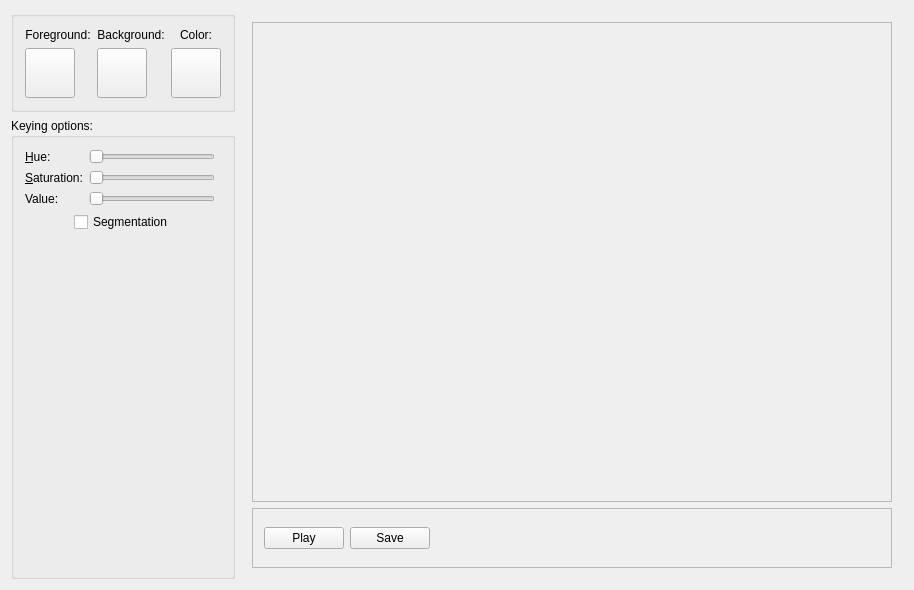
Qt form mainwidget.ui (k8/ChromaKey) before a commit.
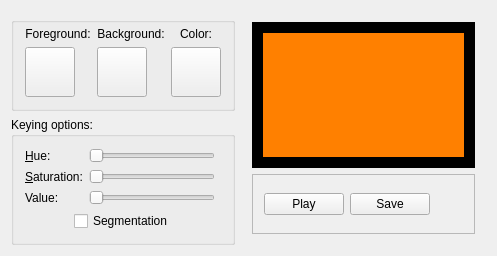
The same form after that commit. Custom widgets are drawn as their Qt base class.

Patch:
```diff
--- a/mainwidget.ui
+++ b/mainwidget.ui
@@ -6,8 +6,8 @@
    <rect>
     <x>0</x>
     <y>0</y>
-    <width>894</width>
-    <height>557</height>
+    <width>497</width>
+    <height>254</height>
    </rect>
   </property>
   <property name="sizePolicy">
@@ -35,7 +35,16 @@
       </size>
      </property>
      <layout class="QVBoxLayout" name="verticalLayout_3">
-      <property name="margin">
+      <property name="leftMargin">
+       <number>0</number>
+      </property>
+      <property name="topMargin">
+       <number>6</number>
+      </property>
+      <property name="rightMargin">
+       <number>0</number>
+      </property>
+      <property name="bottomMargin">
        <number>0</number>
       </property>
       <item>
@@ -47,6 +56,9 @@
          </sizepolicy>
         </property>
         <layout class="QHBoxLayout" name="horizontalLayout_2">
+         <property name="topMargin">
+          <number>4</number>
+         </property>
          <item>
           <layout class="QGridLayout" name="gridLayout_3">
            <item row="0" column="2">
@@ -304,37 +316,876 @@
     <widget class="QWidget" name="widget_2" native="true">
      <layout class="QVBoxLayout" name="verticalLayout">
       <item>
-       <widget class="MovieLabel" name="movieLabel">
-        <property name="sizePolicy">
-         <sizepolicy hsizetype="Preferred" vsizetype="Preferred">
-          <horstretch>0</horstretch>
-          <verstretch>0</verstretch>
-         </sizepolicy>
-        </property>
-        <property name="minimumSize">
-         <size>
-          <width>640</width>
-          <height>480</height>
-         </size>
+       <widget class="MovieContainer" name="movieContainer">
+        <property name="palette">
+         <palette>
+          <active>
+           <colorrole role="WindowText">
+            <brush brushstyle="SolidPattern">
+             <color alpha="255">
+              <red>255</red>
+              <green>255</green>
+              <blue>255</blue>
+             </color>
+            </brush>
+           </colorrole>
+           <colorrole role="Button">
+            <brush brushstyle="SolidPattern">
+             <color alpha="255">
+              <red>0</red>
+              <green>0</green>
+              <blue>0</blue>
+             </color>
+            </brush>
+           </colorrole>
+           <colorrole role="Light">
+            <brush brushstyle="SolidPattern">
+             <color alpha="255">
+              <red>0</red>
+              <green>0</green>
+              <blue>0</blue>
+             </color>
+            </brush>
+           </colorrole>
+           <colorrole role="Midlight">
+            <brush brushstyle="SolidPattern">
+             <color alpha="255">
+              <red>0</red>
+              <green>0</green>
+              <blue>0</blue>
+             </color>
+            </brush>
+           </colorrole>
+           <colorrole role="Dark">
+            <brush brushstyle="SolidPattern">
+             <color alpha="255">
+              <red>0</red>
+              <green>0</green>
+              <blue>0</blue>
+             </color>
+            </brush>
+           </colorrole>
+           <colorrole role="Mid">
+            <brush brushstyle="SolidPattern">
+             <color alpha="255">
+              <red>0</red>
+              <green>0</green>
+              <blue>0</blue>
+             </color>
+            </brush>
+           </colorrole>
+           <colorrole role="Text">
+            <brush brushstyle="SolidPattern">
+             <color alpha="255">
+              <red>255</red>
+              <green>255</green>
+              <blue>255</blue>
+             </color>
+            </brush>
+           </colorrole>
+           <colorrole role="BrightText">
+            <brush brushstyle="SolidPattern">
+             <color alpha="255">
+              <red>255</red>
+              <green>255</green>
+              <blue>255</blue>
+             </color>
+            </brush>
+           </colorrole>
+           <colorrole role="ButtonText">
+            <brush brushstyle="SolidPattern">
+             <color alpha="255">
+              <red>255</red>
+              <green>255</green>
+              <blue>255</blue>
+             </color>
+            </brush>
+           </colorrole>
+           <colorrole role="Base">
+            <brush brushstyle="SolidPattern">
+             <color alpha="255">
+              <red>0</red>
+              <green>0</green>
+              <blue>0</blue>
+             </color>
+            </brush>
+           </colorrole>
+           <colorrole role="Window">
+            <brush brushstyle="SolidPattern">
+             <color alpha="255">
+              <red>0</red>
+              <green>0</green>
+              <blue>0</blue>
+             </color>
+            </brush>
+           </colorrole>
+           <colorrole role="Shadow">
+            <brush brushstyle="SolidPattern">
+             <color alpha="255">
+              <red>0</red>
+              <green>0</green>
+              <blue>0</blue>
+             </color>
+            </brush>
+           </colorrole>
+           <colorrole role="AlternateBase">
+            <brush brushstyle="SolidPattern">
+             <color alpha="255">
+              <red>0</red>
+              <green>0</green>
+              <blue>0</blue>
+             </color>
+            </brush>
+           </colorrole>
+           <colorrole role="ToolTipBase">
+            <brush brushstyle="SolidPattern">
+             <color alpha="255">
+              <red>255</red>
+              <green>255</green>
+              <blue>220</blue>
+             </color>
+            </brush>
+           </colorrole>
+           <colorrole role="ToolTipText">
+            <brush brushstyle="SolidPattern">
+             <color alpha="255">
+              <red>0</red>
+              <green>0</green>
+              <blue>0</blue>
+             </color>
+            </brush>
+           </colorrole>
+          </active>
+          <inactive>
+           <colorrole role="WindowText">
+            <brush brushstyle="SolidPattern">
+             <color alpha="255">
+              <red>255</red>
+              <green>255</green>
+              <blue>255</blue>
+             </color>
+            </brush>
+           </colorrole>
+           <colorrole role="Button">
+            <brush brushstyle="SolidPattern">
+             <color alpha="255">
+              <red>0</red>
+              <green>0</green>
+              <blue>0</blue>
+             </color>
+            </brush>
+           </colorrole>
+           <colorrole role="Light">
+            <brush brushstyle="SolidPattern">
+             <color alpha="255">
+              <red>0</red>
+              <green>0</green>
+              <blue>0</blue>
+             </color>
+            </brush>
+           </colorrole>
+           <colorrole role="Midlight">
+            <brush brushstyle="SolidPattern">
+             <color alpha="255">
+              <red>0</red>
+              <green>0</green>
+              <blue>0</blue>
+             </color>
+            </brush>
+           </colorrole>
+           <colorrole role="Dark">
+            <brush brushstyle="SolidPattern">
+             <color alpha="255">
+              <red>0</red>
+              <green>0</green>
+              <blue>0</blue>
+             </color>
+            </brush>
+           </colorrole>
+           <colorrole role="Mid">
+            <brush brushstyle="SolidPattern">
+             <color alpha="255">
+              <red>0</red>
+              <green>0</green>
+              <blue>0</blue>
+             </color>
+            </brush>
+           </colorrole>
+           <colorrole role="Text">
+            <brush brushstyle="SolidPattern">
+             <color alpha="255">
+              <red>255</red>
+              <green>255</green>
+              <blue>255</blue>
+             </color>
+            </brush>
+           </colorrole>
+           <colorrole role="BrightText">
+            <brush brushstyle="SolidPattern">
+             <color alpha="255">
+              <red>255</red>
+              <green>255</green>
+              <blue>255</blue>
+             </color>
+            </brush>
+           </colorrole>
+           <colorrole role="ButtonText">
+            <brush brushstyle="SolidPattern">
+             <color alpha="255">
+              <red>255</red>
+              <green>255</green>
+              <blue>255</blue>
+             </color>
+            </brush>
+           </colorrole>
+           <colorrole role="Base">
+            <brush brushstyle="SolidPattern">
+             <color alpha="255">
+              <red>0</red>
+              <green>0</green>
+              <blue>0</blue>
+             </color>
+            </brush>
+           </colorrole>
+           <colorrole role="Window">
+            <brush brushstyle="SolidPattern">
+             <color alpha="255">
+              <red>0</red>
+              <green>0</green>
+              <blue>0</blue>
+             </color>
+            </brush>
+           </colorrole>
+           <colorrole role="Shadow">
+            <brush brushstyle="SolidPattern">
+             <color alpha="255">
+              <red>0</red>
+              <green>0</green>
+              <blue>0</blue>
+             </color>
+            </brush>
+           </colorrole>
+           <colorrole role="AlternateBase">
+            <brush brushstyle="SolidPattern">
+             <color alpha="255">
+              <red>0</red>
+              <green>0</green>
+              <blue>0</blue>
+             </color>
+            </brush>
+           </colorrole>
+           <colorrole role="ToolTipBase">
+            <brush brushstyle="SolidPattern">
+             <color alpha="255">
+              <red>255</red>
+              <green>255</green>
+              <blue>220</blue>
+             </color>
+            </brush>
+           </colorrole>
+           <colorrole role="ToolTipText">
+            <brush brushstyle="SolidPattern">
+             <color alpha="255">
+              <red>0</red>
+              <green>0</green>
+              <blue>0</blue>
+             </color>
+            </brush>
+           </colorrole>
+          </inactive>
+          <disabled>
+           <colorrole role="WindowText">
+            <brush brushstyle="SolidPattern">
+             <color alpha="255">
+              <red>0</red>
+              <green>0</green>
+              <blue>0</blue>
+             </color>
+            </brush>
+           </colorrole>
+           <colorrole role="Button">
+            <brush brushstyle="SolidPattern">
+             <color alpha="255">
+              <red>0</red>
+              <green>0</green>
+              <blue>0</blue>
+             </color>
+            </brush>
+           </colorrole>
+           <colorrole role="Light">
+            <brush brushstyle="SolidPattern">
+             <color alpha="255">
+              <red>0</red>
+              <green>0</green>
+              <blue>0</blue>
+             </color>
+            </brush>
+           </colorrole>
+           <colorrole role="Midlight">
+            <brush brushstyle="SolidPattern">
+             <color alpha="255">
+              <red>0</red>
+              <green>0</green>
+              <blue>0</blue>
+             </color>
+            </brush>
+           </colorrole>
+           <colorrole role="Dark">
+            <brush brushstyle="SolidPattern">
+             <color alpha="255">
+              <red>0</red>
+              <green>0</green>
+              <blue>0</blue>
+             </color>
+            </brush>
+           </colorrole>
+           <colorrole role="Mid">
+            <brush brushstyle="SolidPattern">
+             <color alpha="255">
+              <red>0</red>
+              <green>0</green>
+              <blue>0</blue>
+             </color>
+            </brush>
+           </colorrole>
+           <colorrole role="Text">
+            <brush brushstyle="SolidPattern">
+             <color alpha="255">
+              <red>0</red>
+              <green>0</green>
+              <blue>0</blue>
+             </color>
+            </brush>
+           </colorrole>
+           <colorrole role="BrightText">
+            <brush brushstyle="SolidPattern">
+             <color alpha="255">
+              <red>255</red>
+              <green>255</green>
+              <blue>255</blue>
+             </color>
+            </brush>
+           </colorrole>
+           <colorrole role="ButtonText">
+            <brush brushstyle="SolidPattern">
+             <color alpha="255">
+              <red>0</red>
+              <green>0</green>
+              <blue>0</blue>
+             </color>
+            </brush>
+           </colorrole>
+           <colorrole role="Base">
+            <brush brushstyle="SolidPattern">
+             <color alpha="255">
+              <red>0</red>
+              <green>0</green>
+              <blue>0</blue>
+             </color>
+            </brush>
+           </colorrole>
+           <colorrole role="Window">
+            <brush brushstyle="SolidPattern">
+             <color alpha="255">
+              <red>0</red>
+              <green>0</green>
+              <blue>0</blue>
+             </color>
+            </brush>
+           </colorrole>
+           <colorrole role="Shadow">
+            <brush brushstyle="SolidPattern">
+             <color alpha="255">
+              <red>0</red>
+              <green>0</green>
+              <blue>0</blue>
+             </color>
+            </brush>
+           </colorrole>
+           <colorrole role="AlternateBase">
+            <brush brushstyle="SolidPattern">
+             <color alpha="255">
+              <red>0</red>
+              <green>0</green>
+              <blue>0</blue>
+             </color>
+            </brush>
+           </colorrole>
+           <colorrole role="ToolTipBase">
+            <brush brushstyle="SolidPattern">
+             <color alpha="255">
+              <red>255</red>
+              <green>255</green>
+              <blue>220</blue>
+             </color>
+            </brush>
+           </colorrole>
+           <colorrole role="ToolTipText">
+            <brush brushstyle="SolidPattern">
+             <color alpha="255">
+              <red>0</red>
+              <green>0</green>
+              <blue>0</blue>
+             </color>
+            </brush>
+           </colorrole>
+          </disabled>
+         </palette>
         </property>
         <property name="autoFillBackground">
-         <bool>false</bool>
+         <bool>true</bool>
         </property>
         <property name="frameShape">
-         <enum>QFrame::StyledPanel</enum>
+         <enum>QFrame::NoFrame</enum>
         </property>
         <property name="frameShadow">
          <enum>QFrame::Raised</enum>
         </property>
-        <property name="text">
-         <string/>
-        </property>
-        <property name="scaledContents">
-         <bool>false</bool>
-        </property>
-        <property name="alignment">
-         <set>Qt::AlignLeading|Qt::AlignLeft|Qt::AlignTop</set>
-        </property>
+        <layout class="QGridLayout" name="gridLayout_4">
+         <item row="0" column="0">
+          <widget class="MovieLabel" name="movieLabel">
+           <property name="sizePolicy">
+            <sizepolicy hsizetype="Expanding" vsizetype="Expanding">
+             <horstretch>0</horstretch>
+             <verstretch>0</verstretch>
+            </sizepolicy>
+           </property>
+           <property name="palette">
+            <palette>
+             <active>
+              <colorrole role="WindowText">
+               <brush brushstyle="SolidPattern">
+                <color alpha="255">
+                 <red>0</red>
+                 <green>0</green>
+                 <blue>0</blue>
+                </color>
+               </brush>
+              </colorrole>
+              <colorrole role="Button">
+               <brush brushstyle="SolidPattern">
+                <color alpha="255">
+                 <red>255</red>
+                 <green>128</green>
+                 <blue>0</blue>
+                </color>
+               </brush>
+              </colorrole>
+              <colorrole role="Light">
+               <brush brushstyle="SolidPattern">
+                <color alpha="255">
+                 <red>255</red>
+                 <green>192</green>
+                 <blue>127</blue>
+                </color>
+               </brush>
+              </colorrole>
+              <colorrole role="Midlight">
+               <brush brushstyle="SolidPattern">
+                <color alpha="255">
+                 <red>255</red>
+                 <green>160</green>
+                 <blue>63</blue>
+                </color>
+               </brush>
+              </colorrole>
+              <colorrole role="Dark">
+               <brush brushstyle="SolidPattern">
+                <color alpha="255">
+                 <red>127</red>
+                 <green>64</green>
+                 <blue>0</blue>
+                </color>
+               </brush>
+              </colorrole>
+              <colorrole role="Mid">
+               <brush brushstyle="SolidPattern">
+                <color alpha="255">
+                 <red>170</red>
+                 <green>85</green>
+                 <blue>0</blue>
+                </color>
+               </brush>
+              </colorrole>
+              <colorrole role="Text">
+               <brush brushstyle="SolidPattern">
+                <color alpha="255">
+                 <red>0</red>
+                 <green>0</green>
+                 <blue>0</blue>
+                </color>
+               </brush>
+              </colorrole>
+              <colorrole role="BrightText">
+               <brush brushstyle="SolidPattern">
+                <color alpha="255">
+                 <red>255</red>
+                 <green>255</green>
+                 <blue>255</blue>
+                </color>
+               </brush>
+              </colorrole>
+              <colorrole role="ButtonText">
+               <brush brushstyle="SolidPattern">
+                <color alpha="255">
+                 <red>0</red>
+                 <green>0</green>
+                 <blue>0</blue>
+                </color>
+               </brush>
+              </colorrole>
+              <colorrole role="Base">
+               <brush brushstyle="SolidPattern">
+                <color alpha="255">
+                 <red>255</red>
+                 <green>255</green>
+                 <blue>255</blue>
+                </color>
+               </brush>
+              </colorrole>
+              <colorrole role="Window">
+               <brush brushstyle="SolidPattern">
+                <color alpha="255">
+                 <red>255</red>
+                 <green>128</green>
+                 <blue>0</blue>
+                </color>
+               </brush>
+              </colorrole>
+              <colorrole role="Shadow">
+               <brush brushstyle="SolidPattern">
+                <color alpha="255">
+                 <red>0</red>
+                 <green>0</green>
+                 <blue>0</blue>
+                </color>
+               </brush>
+              </colorrole>
+              <colorrole role="AlternateBase">
+               <brush brushstyle="SolidPattern">
+                <color alpha="255">
+                 <red>255</red>
+                 <green>191</green>
+                 <blue>127</blue>
+                </color>
+               </brush>
+              </colorrole>
+              <colorrole role="ToolTipBase">
+               <brush brushstyle="SolidPattern">
+                <color alpha="255">
+                 <red>255</red>
+                 <green>255</green>
+                 <blue>220</blue>
+                </color>
+               </brush>
+              </colorrole>
+              <colorrole role="ToolTipText">
+               <brush brushstyle="SolidPattern">
+                <color alpha="255">
+                 <red>0</red>
+                 <green>0</green>
+                 <blue>0</blue>
+                </color>
+               </brush>
+              </colorrole>
+             </active>
+             <inactive>
+              <colorrole role="WindowText">
+               <brush brushstyle="SolidPattern">
+                <color alpha="255">
+                 <red>0</red>
+                 <green>0</green>
+                 <blue>0</blue>
+                </color>
+               </brush>
+              </colorrole>
+              <colorrole role="Button">
+               <brush brushstyle="SolidPattern">
+                <color alpha="255">
+                 <red>255</red>
+                 <green>128</green>
+                 <blue>0</blue>
+                </color>
+               </brush>
+              </colorrole>
+              <colorrole role="Light">
+               <brush brushstyle="SolidPattern">
+                <color alpha="255">
+                 <red>255</red>
+                 <green>192</green>
+                 <blue>127</blue>
+                </color>
+               </brush>
+              </colorrole>
+              <colorrole role="Midlight">
+               <brush brushstyle="SolidPattern">
+                <color alpha="255">
+                 <red>255</red>
+                 <green>160</green>
+                 <blue>63</blue>
+                </color>
+               </brush>
+              </colorrole>
+              <colorrole role="Dark">
+               <brush brushstyle="SolidPattern">
+                <color alpha="255">
+                 <red>127</red>
+                 <green>64</green>
+                 <blue>0</blue>
+                </color>
+               </brush>
+              </colorrole>
+              <colorrole role="Mid">
+               <brush brushstyle="SolidPattern">
+                <color alpha="255">
+                 <red>170</red>
+                 <green>85</green>
+                 <blue>0</blue>
+                </color>
+               </brush>
+              </colorrole>
+              <colorrole role="Text">
+               <brush brushstyle="SolidPattern">
+                <color alpha="255">
+                 <red>0</red>
+                 <green>0</green>
+                 <blue>0</blue>
+                </color>
+               </brush>
+              </colorrole>
+              <colorrole role="BrightText">
+               <brush brushstyle="SolidPattern">
+                <color alpha="255">
+                 <red>255</red>
+                 <green>255</green>
+                 <blue>255</blue>
+                </color>
+               </brush>
+              </colorrole>
+              <colorrole role="ButtonText">
+               <brush brushstyle="SolidPattern">
+                <color alpha="255">
+                 <red>0</red>
+                 <green>0</green>
+                 <blue>0</blue>
+                </color>
+               </brush>
+              </colorrole>
+              <colorrole role="Base">
+               <brush brushstyle="SolidPattern">
+                <color alpha="255">
+                 <red>255</red>
+                 <green>255</green>
+                 <blue>255</blue>
+                </color>
+               </brush>
+              </colorrole>
+              <colorrole role="Window">
+               <brush brushstyle="SolidPattern">
+                <color alpha="255">
+                 <red>255</red>
+                 <green>128</green>
+                 <blue>0</blue>
+                </color>
+               </brush>
+              </colorrole>
+              <colorrole role="Shadow">
+               <brush brushstyle="SolidPattern">
+                <color alpha="255">
+                 <red>0</red>
+                 <green>0</green>
+                 <blue>0</blue>
+                </color>
+               </brush>
+              </colorrole>
+              <colorrole role="AlternateBase">
+               <brush brushstyle="SolidPattern">
+                <color alpha="255">
+                 <red>255</red>
+                 <green>191</green>
+                 <blue>127</blue>
+                </color>
+               </brush>
+              </colorrole>
+              <colorrole role="ToolTipBase">
+               <brush brushstyle="SolidPattern">
+                <color alpha="255">
+                 <red>255</red>
+                 <green>255</green>
+                 <blue>220</blue>
+                </color>
+               </brush>
+              </colorrole>
+              <colorrole role="ToolTipText">
+               <brush brushstyle="SolidPattern">
+                <color alpha="255">
+                 <red>0</red>
+                 <green>0</green>
+                 <blue>0</blue>
+                </color>
+               </brush>
+              </colorrole>
+             </inactive>
+             <disabled>
+              <colorrole role="WindowText">
+               <brush brushstyle="SolidPattern">
+                <color alpha="255">
+                 <red>127</red>
+                 <green>64</green>
+                 <blue>0</blue>
+                </color>
+               </brush>
+              </colorrole>
+              <colorrole role="Button">
+               <brush brushstyle="SolidPattern">
+                <color alpha="255">
+                 <red>255</red>
+                 <green>128</green>
+                 <blue>0</blue>
+                </color>
+               </brush>
+              </colorrole>
+              <colorrole role="Light">
+               <brush brushstyle="SolidPattern">
+                <color alpha="255">
+                 <red>255</red>
+                 <green>192</green>
+                 <blue>127</blue>
+                </color>
+               </brush>
+              </colorrole>
+              <colorrole role="Midlight">
+               <brush brushstyle="SolidPattern">
+                <color alpha="255">
+                 <red>255</red>
+                 <green>160</green>
+                 <blue>63</blue>
+                </color>
+               </brush>
+              </colorrole>
+              <colorrole role="Dark">
+               <brush brushstyle="SolidPattern">
+                <color alpha="255">
+                 <red>127</red>
+                 <green>64</green>
+                 <blue>0</blue>
+                </color>
+               </brush>
+              </colorrole>
+              <colorrole role="Mid">
+               <brush brushstyle="SolidPattern">
+                <color alpha="255">
+                 <red>170</red>
+                 <green>85</green>
+                 <blue>0</blue>
+                </color>
+               </brush>
+              </colorrole>
+              <colorrole role="Text">
+               <brush brushstyle="SolidPattern">
+                <color alpha="255">
+                 <red>127</red>
+                 <green>64</green>
+                 <blue>0</blue>
+                </color>
+               </brush>
+              </colorrole>
+              <colorrole role="BrightText">
+               <brush brushstyle="SolidPattern">
+                <color alpha="255">
+                 <red>255</red>
+                 <green>255</green>
+                 <blue>255</blue>
+                </color>
+               </brush>
+              </colorrole>
+              <colorrole role="ButtonText">
+               <brush brushstyle="SolidPattern">
+                <color alpha="255">
+                 <red>127</red>
+                 <green>64</green>
+                 <blue>0</blue>
+                </color>
+               </brush>
+              </colorrole>
+              <colorrole role="Base">
+               <brush brushstyle="SolidPattern">
+                <color alpha="255">
+                 <red>255</red>
+                 <green>128</green>
+                 <blue>0</blue>
+                </color>
+               </brush>
+              </colorrole>
+              <colorrole role="Window">
+               <brush brushstyle="SolidPattern">
+                <color alpha="255">
+                 <red>255</red>
+                 <green>128</green>
+                 <blue>0</blue>
+                </color>
+               </brush>
+              </colorrole>
+              <colorrole role="Shadow">
+               <brush brushstyle="SolidPattern">
+                <color alpha="255">
+                 <red>0</red>
+                 <green>0</green>
+                 <blue>0</blue>
+                </color>
+               </brush>
+              </colorrole>
+              <colorrole role="AlternateBase">
+               <brush brushstyle="SolidPattern">
+                <color alpha="255">
+                 <red>255</red>
+                 <green>128</green>
+                 <blue>0</blue>
+                </color>
+               </brush>
+              </colorrole>
+              <colorrole role="ToolTipBase">
+               <brush brushstyle="SolidPattern">
+                <color alpha="255">
+                 <red>255</red>
+                 <green>255</green>
+                 <blue>220</blue>
+                </color>
+               </brush>
+              </colorrole>
+              <colorrole role="ToolTipText">
+               <brush brushstyle="SolidPattern">
+                <color alpha="255">
+                 <red>0</red>
+                 <green>0</green>
+                 <blue>0</blue>
+                </color>
+               </brush>
+              </colorrole>
+             </disabled>
+            </palette>
+           </property>
+           <property name="autoFillBackground">
+            <bool>true</bool>
+           </property>
+           <property name="frameShape">
+            <enum>QFrame::NoFrame</enum>
+           </property>
+           <property name="frameShadow">
+            <enum>QFrame::Raised</enum>
+           </property>
+           <property name="text">
+            <string/>
+           </property>
+           <property name="scaledContents">
+            <bool>false</bool>
+           </property>
+           <property name="alignment">
+            <set>Qt::AlignCenter</set>
+           </property>
+          </widget>
+         </item>
+        </layout>
        </widget>
       </item>
       <item>
@@ -403,6 +1254,12 @@
    <extends>QLabel</extends>
    <header>movielabel.h</header>
   </customwidget>
+  <customwidget>
+   <class>MovieContainer</class>
+   <extends>QFrame</extends>
+   <header>moviecontainer.h</header>
+   <container>1</container>
+  </customwidget>
  </customwidgets>
  <resources/>
  <connections/>
```
Left out of the diff: 2 changed lines with no effect on the pictures.
